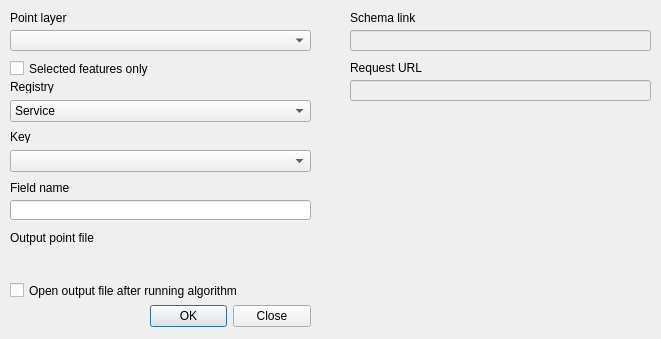
This is GeoContextQGISPlugin_processing_dialog_base.ui in kartoza/GeoContextQGISPlugin as Qt 5 draws it before an edit. The edited form follows.
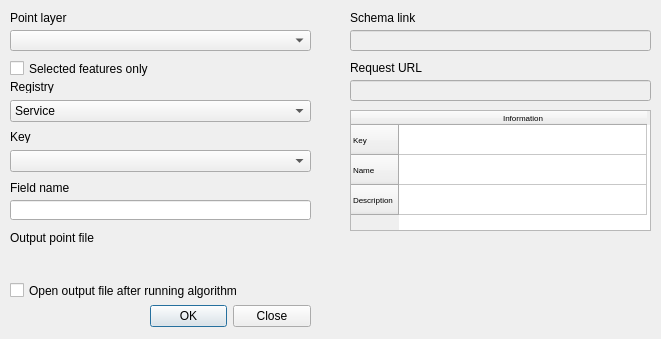
This is the edited form. Custom widgets are drawn as their Qt base class.

Commit message: Updates to UI. Group/Collection requests. A major bug when a key change trigger happens

```diff
--- a/GeoContextQGISPlugin_processing_dialog_base.ui
+++ b/GeoContextQGISPlugin_processing_dialog_base.ui
@@ -252,6 +252,74 @@
     <string>Schema link</string>
    </property>
   </widget>
+  <widget class="QTableWidget" name="tblDetails">
+   <property name="enabled">
+    <bool>true</bool>
+   </property>
+   <property name="geometry">
+    <rect>
+     <x>350</x>
+     <y>110</y>
+     <width>301</width>
+     <height>121</height>
+    </rect>
+   </property>
+   <property name="font">
+    <font>
+     <pointsize>6</pointsize>
+    </font>
+   </property>
+   <attribute name="horizontalHeaderDefaultSectionSize">
+    <number>248</number>
+   </attribute>
+   <row>
+    <property name="text">
+     <string>Key</string>
+    </property>
+    <property name="font">
+     <font>
+      <pointsize>6</pointsize>
+     </font>
+    </property>
+   </row>
+   <row>
+    <property name="text">
+     <string>Name</string>
+    </property>
+    <property name="font">
+     <font>
+      <pointsize>6</pointsize>
+     </font>
+    </property>
+   </row>
+   <row>
+    <property name="text">
+     <string>Description</string>
+    </property>
+    <property name="font">
+     <font>
+      <pointsize>6</pointsize>
+     </font>
+    </property>
+   </row>
+   <column>
+    <property name="text">
+     <string>Information</string>
+    </property>
+    <property name="font">
+     <font>
+      <pointsize>6</pointsize>
+     </font>
+    </property>
+   </column>
+   <item row="2" column="0">
+    <property name="font">
+     <font>
+      <pointsize>6</pointsize>
+     </font>
+    </property>
+   </item>
+  </widget>
  </widget>
  <customwidgets>
   <customwidget>
```
The commit also changes 5 other files.
